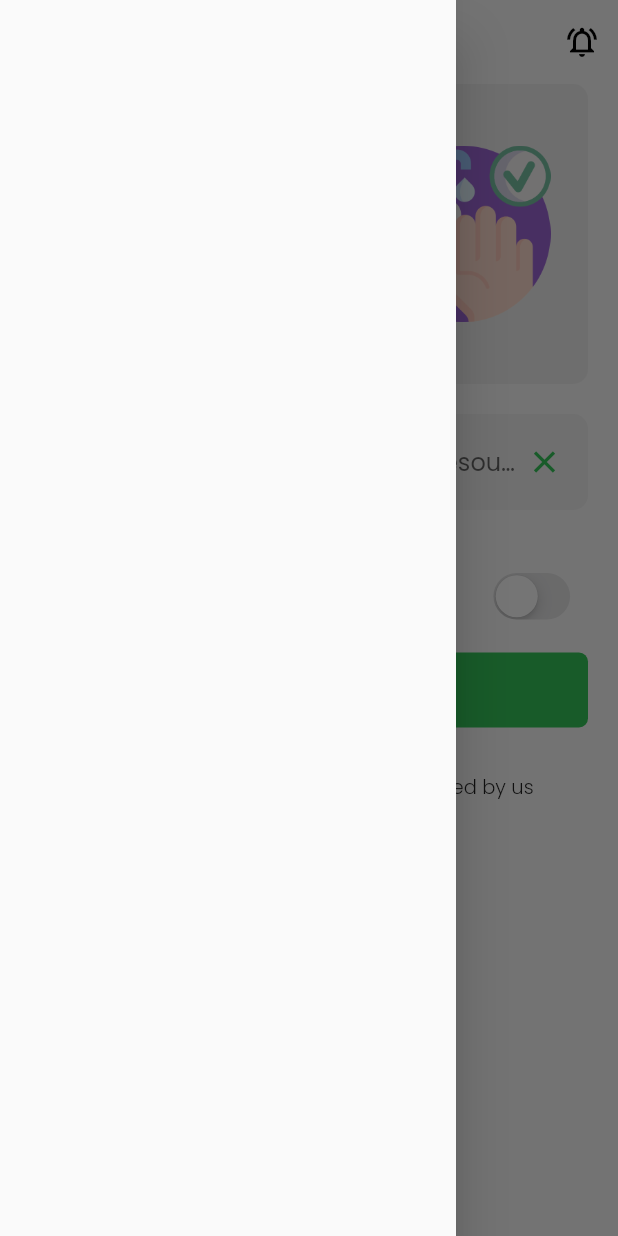
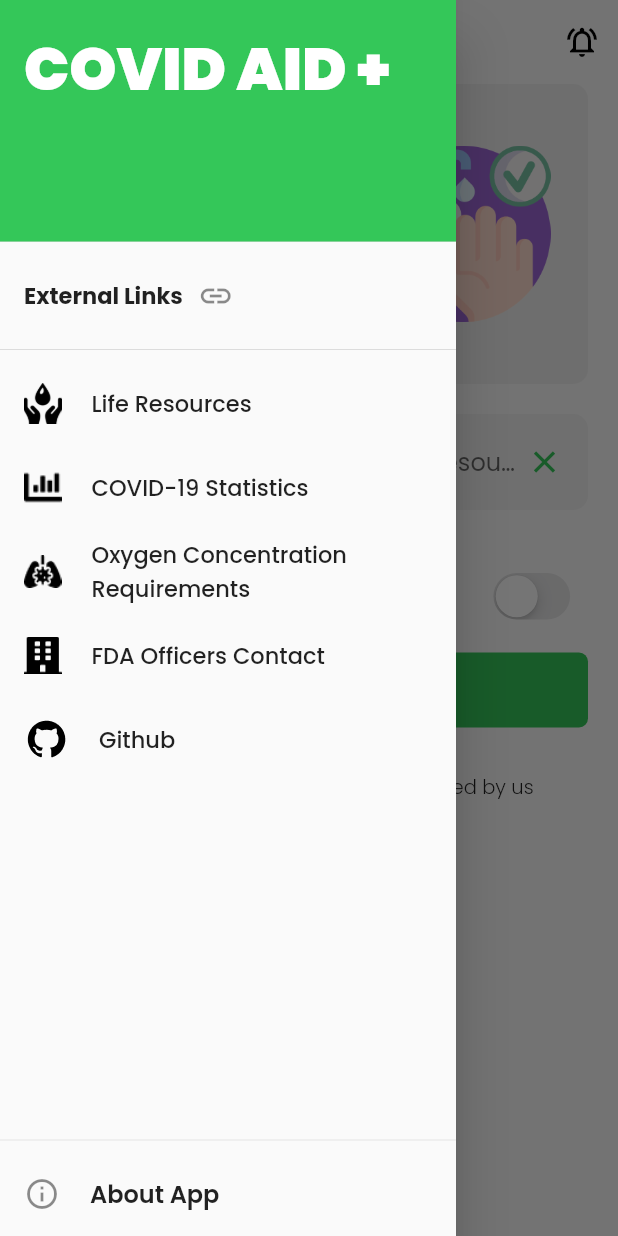
Before and after one commit to icodelifee/CovidAID-flutter, a Flutter app: the screen it shows after launch, with the side drawer open, on a phone screen of 412 x 824 dp. Run offline on Flutter 3.47's test engine with Material 2 defaults, Android fonts, the light colour scheme and no system bars; drawn by our look-alikes of auto_size_text, carousel_slider; our stand-ins replace awesome_notifications, cloud_firestore, dio, firebase_auth, firebase_core, firebase_messaging and 5 more; missing offline and left inert: dio_cache_interceptor, expand_widget, fuzzywuzzy; accounts and stored records are empty; network calls fail.

Commit message:
feat: implement homepage drawer with external links tiles

```diff
--- a/lib/ui/homepage/home_page.dart
+++ b/lib/ui/homepage/home_page.dart
@@ -5,7 +5,9 @@ import 'package:gap/gap.dart';
 import 'package:get/get.dart';
 import 'package:google_fonts/google_fonts.dart';
 import 'package:lifecoronasafe/ui/homepage/home_page_viewmodel.dart';
+import 'package:lifecoronasafe/ui/homepage/widgets/external_links.dart';
 import 'package:lifecoronasafe/ui/homepage/widgets/homepage_carousel.dart';
+import 'package:lifecoronasafe/ui/homepage/widgets/homepage_drawer.dart';
 import 'package:lifecoronasafe/ui/homepage/widgets/place_textfield.dart';
 import 'package:lifecoronasafe/ui/homepage/widgets/resource_selector.dart';
 import 'package:lifecoronasafe/ui/homepage/widgets/search_button.dart';
@@ -27,7 +29,7 @@ class HomePage extends StatelessWidget {
                 onPressed: () => Get.toNamed('/notification_settings'))
           ],
         ),
-        drawer: const Drawer(),
+        drawer: HomePageDrawer(),
         body: LayoutBuilder(builder: (context, constraints) {
           return SingleChildScrollView(
             child: Padding(
@@ -45,18 +47,6 @@ class HomePage extends StatelessWidget {
                   Gap(10),
                   SearchButton(),
                   Gap(20),
-                  // Row(
-                  //   mainAxisSize: MainAxisSize.min,
-                  //   children: [
-                  //     Text(
-                  //       'External Links',
-                  //       style: TextStyle(fontWeight: FontWeight.bold),
-                  //     ),
-                  //     Gap(5),
-                  //     Icon(Icons.link)
-                  //   ],
-                  // ),
-                  // ExternalLinksWidget(),
                   Gap(10),
                   RichText(
                     textAlign: TextAlign.center,
--- /dev/null
+++ b/lib/ui/homepage/widgets/homepage_drawer.dart
@@ -0,0 +1,186 @@
+import 'package:flutter/material.dart';
+import 'package:gap/gap.dart';
+import 'package:get/get.dart';
+import 'package:google_fonts/google_fonts.dart';
+
+class HomePageDrawer extends StatelessWidget {
+  const HomePageDrawer({
+    Key? key,
+  }) : super(key: key);
+
+  @override
+  Widget build(BuildContext context) {
+    return Drawer(
+      child: Column(
+        crossAxisAlignment: CrossAxisAlignment.start,
+        children: [
+          DrawerHeader(
+            decoration: BoxDecoration(
+              color: Get.theme.accentColor,
+            ),
+            child: SizedBox(
+              width: Get.width,
+              child: Text('COVID AID +',
+                  style: GoogleFonts.poppins(
+                      fontWeight: FontWeight.w900,
+                      fontSize: 40,
+                      color: Colors.white)),
+            ),
+          ),
+          ListTile(
+            title: Row(
+              mainAxisSize: MainAxisSize.min,
+              children: [
+                Text('External Links',
+                    style: GoogleFonts.poppins(
+                      fontWeight: FontWeight.w700,
+                      fontSize: 15,
+                    )),
+                Gap(10),
+                Icon(Icons.link)
+              ],
+            ),
+          ),
+          Divider(),
+          ListTile(
+            title: Row(
+              mainAxisSize: MainAxisSize.min,
+              children: [
+                Image.asset(
+                  'assets/images/life.png',
+                  width: 25,
+                  color: Colors.black,
+                ),
+                Gap(20),
+                Text(
+                  'Life Resources',
+                  style: GoogleFonts.poppins(
+                    fontSize: 15,
+                    fontWeight: FontWeight.w500,
+                  ),
+                ),
+              ],
+            ),
+          ),
+          ListTile(
+            title: Row(
+              mainAxisSize: MainAxisSize.min,
+              children: [
+                Image.asset(
+                  'assets/images/covidstats.png',
+                  width: 25,
+                  color: Colors.black,
+                ),
+                Gap(20),
+                Text(
+                  'COVID-19 Statistics',
+                  style: GoogleFonts.poppins(
+                    fontSize: 15,
+                    fontWeight: FontWeight.w500,
+                  ),
+                ),
+              ],
+            ),
+          ),
+          ListTile(
+            title: Row(
+              mainAxisSize: MainAxisSize.min,
+              children: [
+                Image.asset(
+                  'assets/images/oxygen.png',
+                  width: 25,
+                  color: Colors.black,
+                ),
+                Gap(20),
+                Flexible(
+                  child: Text(
+                    'Oxygen Concentration Requirements',
+                    style: GoogleFonts.poppins(
+                      fontSize: 15,
+                      fontWeight: FontWeight.w500,
+                    ),
+                  ),
+                ),
+              ],
+            ),
+          ),
+          ListTile(
+            title: Row(
+              mainAxisSize: MainAxisSize.min,
+              children: [
+                Image.asset(
+                  'assets/images/fda.png',
+                  width: 25,
+                  color: Colors.black,
+                ),
+                Gap(20),
+                Flexible(
+                  child: Text(
+                    'FDA Officers Contact',
+                    style: GoogleFonts.poppins(
+                      fontSize: 15,
+                      fontWeight: FontWeight.w500,
+                    ),
+                  ),
+                ),
+              ],
+            ),
+          ),
+          ListTile(
+            title: Row(
+              mainAxisSize: MainAxisSize.min,
+              children: [
+                Image.asset(
+                  'assets/images/github.png',
+                  width: 30,
+                  color: Colors.black,
+                ),
+                Gap(20),
+                Flexible(
+                  child: Text(
+                    'Github',
+                    style: GoogleFonts.poppins(
+                      fontSize: 15,
+                      fontWeight: FontWeight.w500,
+                    ),
+                  ),
+                ),
+              ],
+            ),
+          ),
+          Expanded(
+            child: Align(
+              alignment: Alignment.bottomCenter,
+              child: Column(
+                mainAxisSize: MainAxisSize.min,
+                children: [
+                  Divider(
+                    thickness: 0.5,
+                  ),
+                  ListTile(
+                    title: Row(
+                      mainAxisSize: MainAxisSize.min,
+                      children: [
+                        Icon(Icons.info_outline),
+                        Gap(20),
+                        Flexible(
+                          child: Text(
+                            'About App',
+                            style: GoogleFonts.poppins(
+                              fontSize: 16,
+                              fontWeight: FontWeight.w600,
+                            ),
+                          ),
+                        ),
+                      ],
+                    ),
+                  ),
+                ],
+              ),
+            ),
+          ),
+        ],
+      ),
+    );
+  }
+}
```
